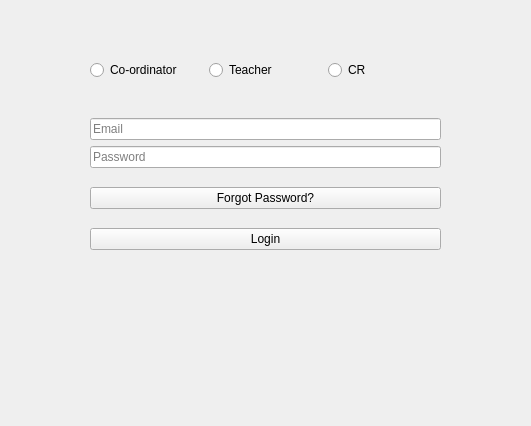
Before: the Qt Designer form loginpage.ui in prazzx/Kakshya, drawn with Qt 5; both pictures show x 220 to 751 and y 165 to 591 of the 1200 by 900 pixel window.
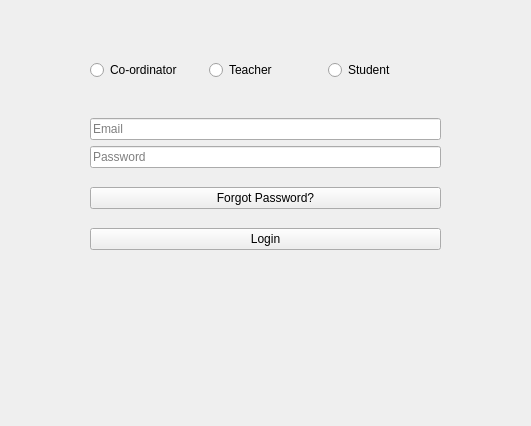
After: the same form once the commit is applied.

Commit message: updated code and interface for student and added other windows for respective cases

Diff of the .ui file:
```diff
--- a/loginpage.ui
+++ b/loginpage.ui
@@ -29,8 +29,8 @@
   <widget class="QLabel" name="labelMessage">
    <property name="geometry">
     <rect>
-     <x>300</x>
-     <y>410</y>
+     <x>320</x>
+     <y>440</y>
      <width>351</width>
      <height>91</height>
     </rect>
@@ -85,7 +85,7 @@
     <item>
      <widget class="QRadioButton" name="radioButtonCr">
       <property name="text">
-       <string>CR</string>
+       <string>Student</string>
       </property>
       <attribute name="buttonGroup">
        <string notr="true">buttonGroup</string>
```
The commit also changes 57 other files.
